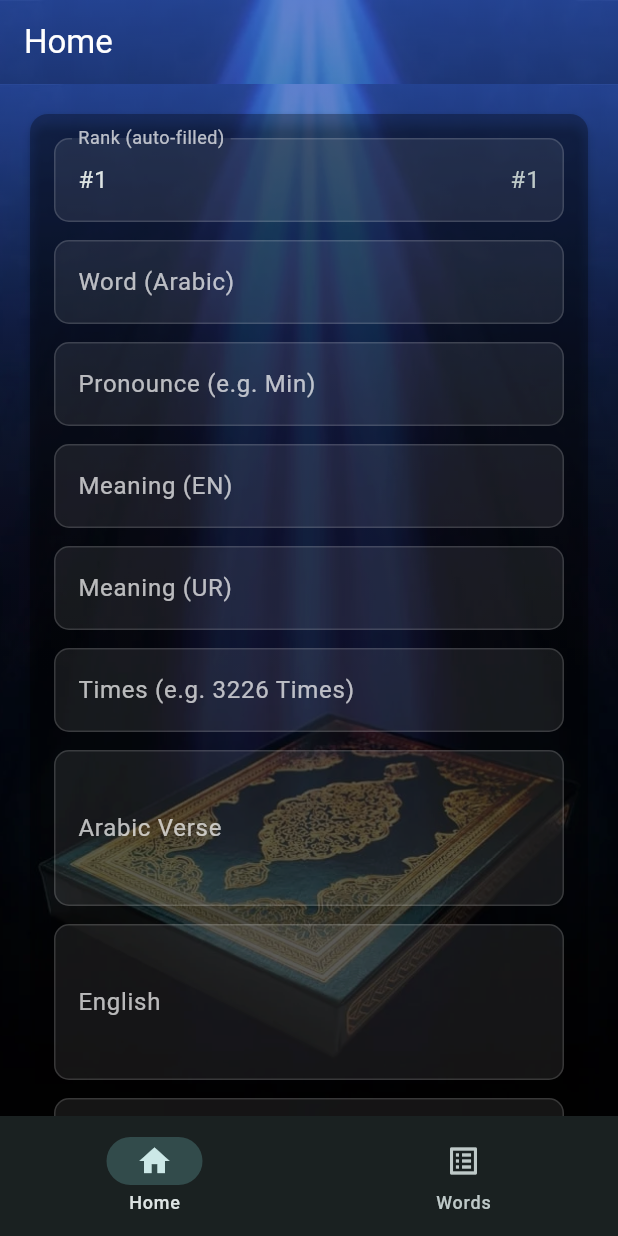
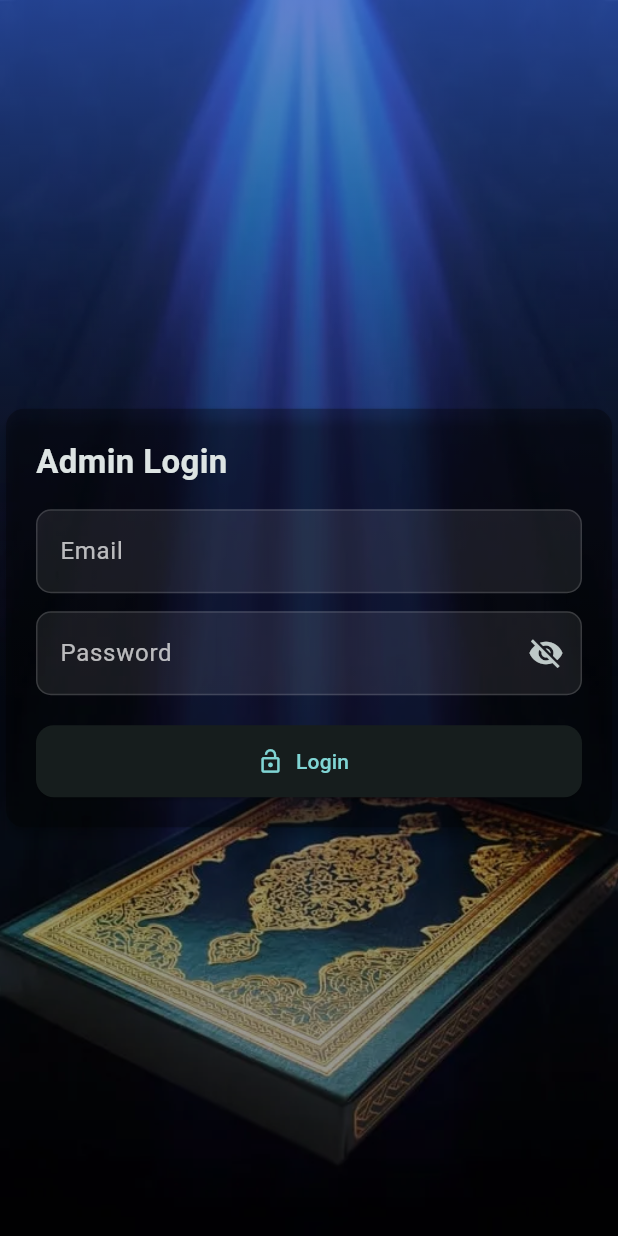
Before and after one commit to SarvaiyaPrashant2242005/quran-app, a Flutter app: the screen it shows after launch, on a phone screen of 412 x 824 dp. Run offline on Flutter 3.47's test engine with Material 3 defaults, Android fonts, the phone set to English and light mode, and no system bars; our stand-ins replace cloud_firestore, firebase_core, flutter_tts, get, shared_preferences; missing offline and left inert: screen_protector; accounts and stored records are empty.

Commit message:
static login credentials added

```diff
--- /dev/null
+++ b/quran_verse_admin/lib/constants/credentials.dart
@@ -0,0 +1,4 @@
+class AdminCredentials {
+  static const String email = 'admin@test.com';
+  static const String password = 'admin@123';
+}
--- a/quran_verse_admin/lib/screens/home_screen.dart
+++ b/quran_verse_admin/lib/screens/home_screen.dart
@@ -4,6 +4,7 @@ import 'package:quran_verse_admin/controllers/verse_controller.dart';
 import 'package:quran_verse_admin/models/verse.dart';
 import 'package:quran_verse_admin/widgets/app_background.dart';
 import 'package:quran_verse_admin/services/firestore_service.dart';
+import 'package:quran_verse_admin/screens/login_screen.dart';
 
 class HomeScreen extends StatefulWidget {
   const HomeScreen({super.key});
@@ -61,7 +62,18 @@ class _HomeScreenState extends State<HomeScreen> {
     return Scaffold(
       appBar: AppBar(
         title: const Text('Home'),
-        actions: const [],
+        actions: [
+          IconButton(
+            tooltip: 'Logout',
+            icon: const Icon(Icons.logout),
+            onPressed: () {
+              Navigator.of(context).pushAndRemoveUntil(
+                MaterialPageRoute(builder: (_) => const LoginScreen()),
+                (route) => false,
+              );
+            },
+          ),
+        ],
       ),
       body: AppBackground(
         child: controller.loading
--- /dev/null
+++ b/quran_verse_admin/lib/screens/login_screen.dart
@@ -0,0 +1,104 @@
+import 'package:flutter/material.dart';
+import 'package:quran_verse_admin/constants/credentials.dart';
+import 'package:quran_verse_admin/screens/main_shell.dart';
+import 'package:quran_verse_admin/widgets/app_background.dart';
+
+class LoginScreen extends StatefulWidget {
+  const LoginScreen({super.key});
+
+  @override
+  State<LoginScreen> createState() => _LoginScreenState();
+}
+
+class _LoginScreenState extends State<LoginScreen> {
+  final _formKey = GlobalKey<FormState>();
+  final _email = TextEditingController();
+  final _password = TextEditingController();
+  bool _obscure = true;
+  bool _submitting = false;
+
+  @override
+  void dispose() {
+    _email.dispose();
+    _password.dispose();
+    super.dispose();
+  }
+
+  Future<void> _login() async {
+    if (!_formKey.currentState!.validate()) return;
+    setState(() => _submitting = true);
+    await Future.delayed(const Duration(milliseconds: 200));
+    final ok = _email.text.trim() == AdminCredentials.email && _password.text == AdminCredentials.password;
+    if (!mounted) return;
+    setState(() => _submitting = false);
+    if (ok) {
+      Navigator.of(context).pushReplacement(MaterialPageRoute(builder: (_) => const MainShell()));
+    } else {
+      ScaffoldMessenger.of(context).showSnackBar(const SnackBar(content: Text('Invalid email or password')));
+    }
+  }
+
+  @override
+  Widget build(BuildContext context) {
+    return Scaffold(
+      body: AppBackground(
+        child: Center(
+          child: ConstrainedBox(
+            constraints: const BoxConstraints(maxWidth: 420),
+            child: Card(
+              color: Colors.black.withOpacity(0.3),
+              elevation: 3,
+              child: Padding(
+                padding: const EdgeInsets.all(20),
+                child: Form(
+                  key: _formKey,
+                  child: Column(
+                    mainAxisSize: MainAxisSize.min,
+                    crossAxisAlignment: CrossAxisAlignment.stretch,
+                    children: [
+                      const Text('Admin Login', style: TextStyle(fontSize: 22, fontWeight: FontWeight.w600)),
+                      const SizedBox(height: 16),
+                      TextFormField(
+                        controller: _email,
+                        keyboardType: TextInputType.emailAddress,
+                        decoration: const InputDecoration(labelText: 'Email'),
+                        validator: (v) => (v == null || v.trim().isEmpty) ? 'Required' : null,
+                      ),
+                      const SizedBox(height: 12),
+                      TextFormField(
+                        controller: _password,
+                        obscureText: _obscure,
+                        decoration: InputDecoration(
+                          labelText: 'Password',
+                          suffixIcon: IconButton(
+                            icon: Icon(_obscure ? Icons.visibility_off : Icons.visibility),
+                            onPressed: () => setState(() => _obscure = !_obscure),
+                          ),
+                        ),
+                        validator: (v) => (v == null || v.isEmpty) ? 'Required' : null,
+                      ),
+                      const SizedBox(height: 20),
+                      SizedBox(
+                        height: 48,
+                        child: ElevatedButton.icon(
+                          onPressed: _submitting ? null : _login,
+                          icon: _submitting
+                              ? SizedBox(height: 20, width: 20, child: CircularProgressIndicator(color: Theme.of(context).colorScheme.onPrimary, strokeWidth: 2))
+                              : const Icon(Icons.lock_open),
+                          label: const Text('Login'),
+                          style: ElevatedButton.styleFrom(
+                            shape: RoundedRectangleBorder(borderRadius: BorderRadius.circular(12)),
+                          ),
+                        ),
+                      ),
+                    ],
+                  ),
+                ),
+              ),
+            ),
+          ),
+        ),
+      ),
+    );
+  }
+}
--- a/quran_verse_admin/lib/screens/splash_screen.dart
+++ b/quran_verse_admin/lib/screens/splash_screen.dart
@@ -5,7 +5,7 @@ import 'package:flutter/material.dart';
 import 'package:provider/provider.dart';
 import 'package:quran_verse_admin/controllers/verse_controller.dart';
 import 'package:quran_verse_admin/firebase_options.dart';
-import 'package:quran_verse_admin/screens/main_shell.dart';
+import 'package:quran_verse_admin/screens/login_screen.dart';
 import 'package:quran_verse_admin/widgets/app_background.dart';
 
 class SplashScreen extends StatefulWidget {
@@ -28,7 +28,7 @@ class _SplashScreenState extends State<SplashScreen> {
     await controller.init();
     if (!mounted) return;
     unawaited(Navigator.of(context).pushReplacement(
-      MaterialPageRoute(builder: (_) => const MainShell()),
+      MaterialPageRoute(builder: (_) => const LoginScreen()),
     ));
   }
 
```
